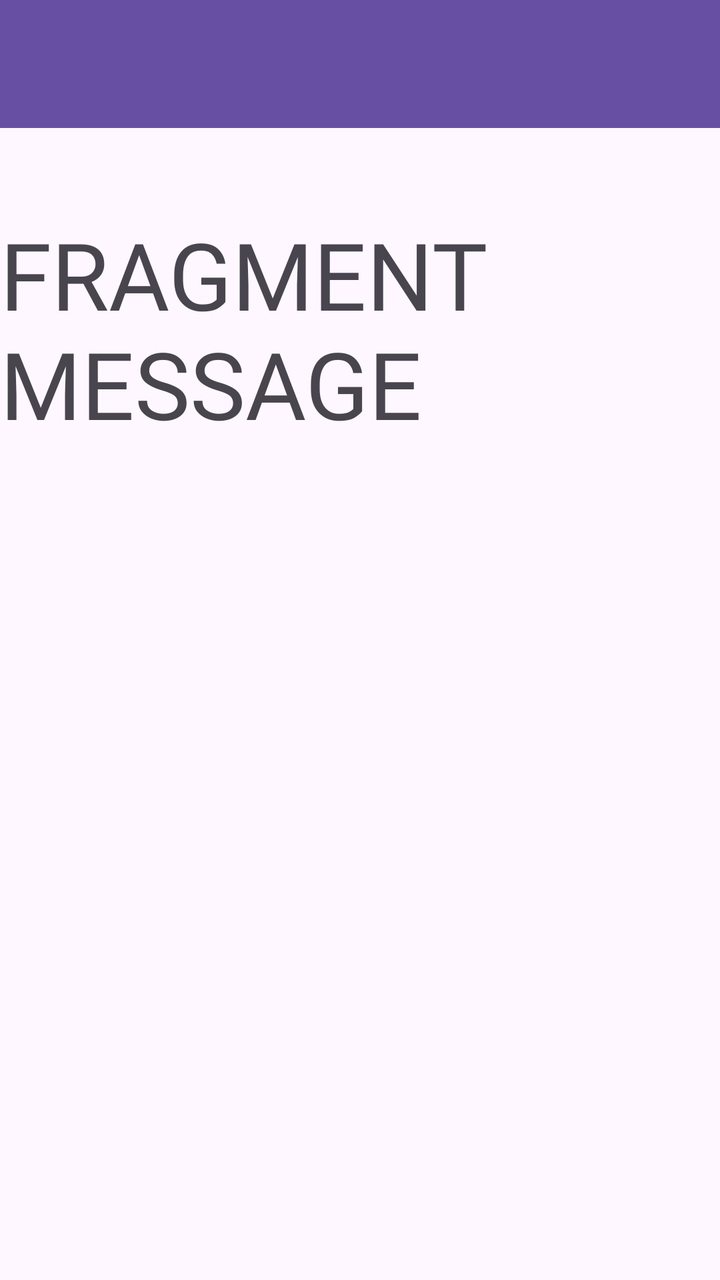
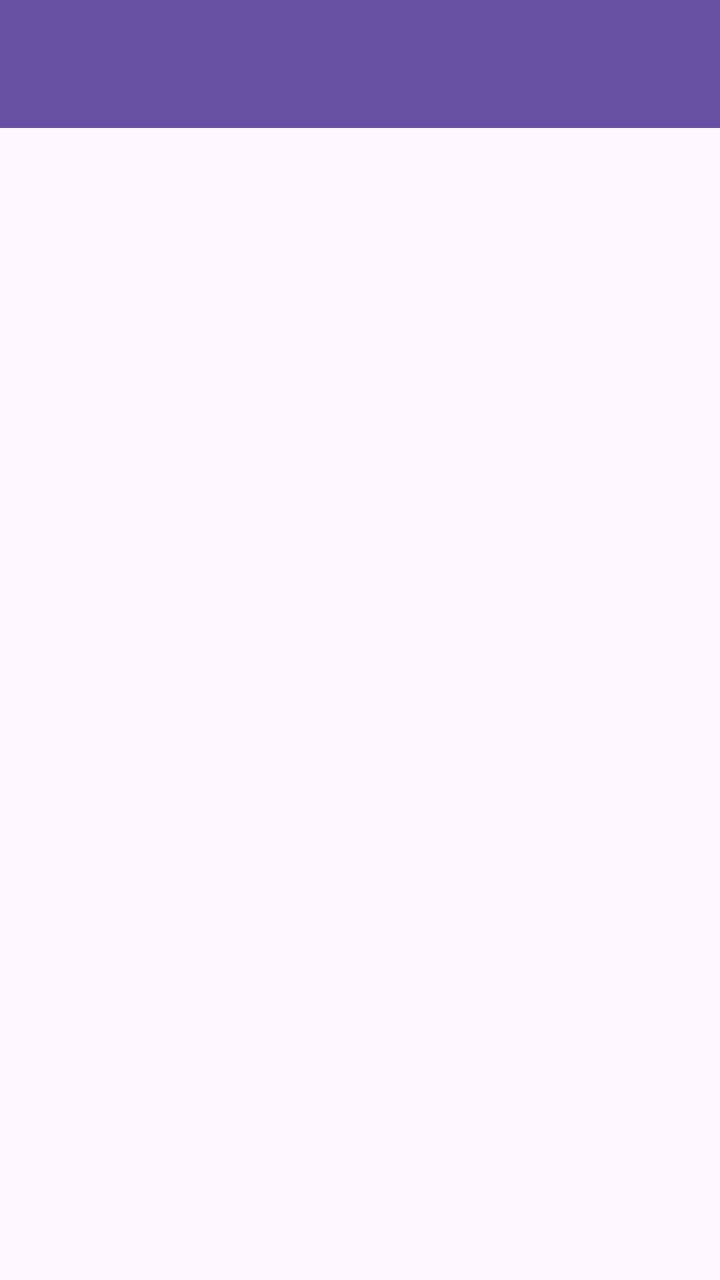

Before-and-after screenshots of an Android layout around one commit, followed by the original layout XML and the change that was made.
<!-- AndroidManifest.xml: application theme Theme.Proxima_Centauri_B_Owen_3TIE -->
<!-- res/layout/fragment_message.xml -->
<?xml version="1.0" encoding="utf-8"?>
<androidx.constraintlayout.widget.ConstraintLayout xmlns:android="http://schemas.android.com/apk/res/android"
    xmlns:app="http://schemas.android.com/apk/res-auto"
    xmlns:tools="http://schemas.android.com/tools"
    android:layout_width="match_parent"
    android:layout_height="match_parent"
    tools:context=".Message.MessageFragment">

    <TextView
        android:id="@+id/textView"
        android:layout_width="wrap_content"
        android:layout_height="wrap_content"
        android:layout_marginStart="1dp"
        android:layout_marginTop="42dp"
        android:layout_marginEnd="2dp"
        android:fontFamily="@font/bebasneue_regular"
        android:text="FRAGMENT MESSAGE"
        android:textSize="8mm"
        app:layout_constraintEnd_toEndOf="parent"
        app:layout_constraintStart_toStartOf="parent"
        app:layout_constraintTop_toBottomOf="@+id/toolbar" />

    <androidx.appcompat.widget.Toolbar
        android:id="@+id/toolbar"
        android:layout_width="match_parent"
        android:layout_height="wrap_content"
        android:background="?attr/colorPrimary"
        android:minHeight="?attr/actionBarSize"
        android:theme="?attr/actionBarTheme"

        app:layout_constraintEnd_toEndOf="parent"
        app:layout_constraintStart_toStartOf="parent"
        app:layout_constraintTop_toTopOf="parent" />
</androidx.constraintlayout.widget.ConstraintLayout>
<!-- resources referenced by this layout -->
<resources>
  <style name="Theme.Proxima_Centauri_B_Owen_3TIE" parent="Base.Theme.Proxima_Centauri_B_Owen_3TIE" />
  <style name="Base.Theme.Proxima_Centauri_B_Owen_3TIE" parent="Theme.Material3.DayNight.NoActionBar">
          
          
      </style>
</resources>

<!-- the commit's change to res/layout/fragment_message.xml (unified diff, before → after) -->
@@ -1,24 +1,18 @@
 <?xml version="1.0" encoding="utf-8"?>
-<androidx.constraintlayout.widget.ConstraintLayout xmlns:android="http://schemas.android.com/apk/res/android"
+<androidx.coordinatorlayout.widget.CoordinatorLayout xmlns:android="http://schemas.android.com/apk/res/android"
     xmlns:app="http://schemas.android.com/apk/res-auto"
     xmlns:tools="http://schemas.android.com/tools"
     android:layout_width="match_parent"
     android:layout_height="match_parent"
     tools:context=".Message.MessageFragment">
 
-    <TextView
-        android:id="@+id/textView"
-        android:layout_width="wrap_content"
+    <com.google.android.material.appbar.AppBarLayout
+        android:id="@+id/appBarLayout"
+        android:layout_width="match_parent"
         android:layout_height="wrap_content"
-        android:layout_marginStart="1dp"
-        android:layout_marginTop="42dp"
-        android:layout_marginEnd="2dp"
-        android:fontFamily="@font/bebasneue_regular"
-        android:text="FRAGMENT MESSAGE"
-        android:textSize="8mm"
-        app:layout_constraintEnd_toEndOf="parent"
-        app:layout_constraintStart_toStartOf="parent"
-        app:layout_constraintTop_toBottomOf="@+id/toolbar" />
+        android:theme="@style/ThemeOverlay.AppCompat.Dark.ActionBar">
+
+
 
     <androidx.appcompat.widget.Toolbar
         android:id="@+id/toolbar"
@@ -31,4 +25,12 @@
         app:layout_constraintEnd_toEndOf="parent"
         app:layout_constraintStart_toStartOf="parent"
         app:layout_constraintTop_toTopOf="parent" />
-</androidx.constraintlayout.widget.ConstraintLayout>
+
+    </com.google.android.material.appbar.AppBarLayout>
+
+    <ListView
+        android:id="@+id/listMessageItems"
+        android:layout_width="match_parent"
+        android:layout_height="match_parent"
+        app:layout_behavior="@string/appbar_scrolling_view_behavior" />
+</androidx.coordinatorlayout.widget.CoordinatorLayout>
